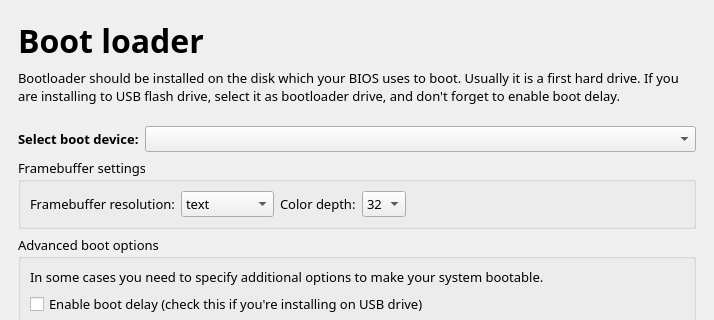
Before: the Qt Designer form guiinstaller/guisetup/mainwindow.ui in aix27249/mpkg, drawn with Qt 5; both pictures show x 0 to 714 and y 0 to 320 of the 714 by 580 pixel window.
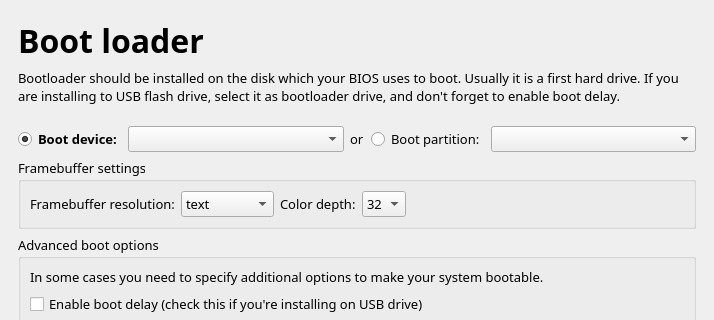
After: the same form once the commit is applied. The open tabs and pages were chosen to show the change. Icons and pictures are not drawn.

```diff
--- a/guiinstaller/guisetup/mainwindow.ui
+++ b/guiinstaller/guisetup/mainwindow.ui
@@ -2012,27 +2012,73 @@
          </spacer>
         </item>
         <item>
-         <layout class="QHBoxLayout" name="horizontalLayout">
+         <layout class="QHBoxLayout" name="horizontalLayout_31">
+          <item>
+           <layout class="QHBoxLayout" name="horizontalLayout">
+            <item>
+             <widget class="QRadioButton" name="bootDeviceRadioButton">
+              <property name="font">
+               <font>
+                <weight>75</weight>
+                <bold>true</bold>
+               </font>
+              </property>
+              <property name="text">
+               <string>Boot device:</string>
+              </property>
+              <property name="checked">
+               <bool>true</bool>
+              </property>
+             </widget>
+            </item>
+            <item>
+             <widget class="QComboBox" name="bootLoaderComboBox">
+              <property name="sizePolicy">
+               <sizepolicy hsizetype="Expanding" vsizetype="Fixed">
+                <horstretch>0</horstretch>
+                <verstretch>0</verstretch>
+               </sizepolicy>
+              </property>
+             </widget>
+            </item>
+           </layout>
+          </item>
           <item>
            <widget class="QLabel" name="label_24">
             <property name="text">
-             <string>&lt;!DOCTYPE HTML PUBLIC &quot;-//W3C//DTD HTML 4.0//EN&quot; &quot;http://www.w3.org/TR/REC-html40/strict.dtd&quot;&gt;
-&lt;html&gt;&lt;head&gt;&lt;meta name=&quot;qrichtext&quot; content=&quot;1&quot; /&gt;&lt;style type=&quot;text/css&quot;&gt;
-p, li { white-space: pre-wrap; }
-&lt;/style&gt;&lt;/head&gt;&lt;body style=&quot; font-family:'Droid Sans'; font-size:10pt; font-weight:400; font-style:normal;&quot;&gt;
-&lt;p style=&quot; margin-top:0px; margin-bottom:0px; margin-left:0px; margin-right:0px; -qt-block-indent:0; text-indent:0px;&quot;&gt;&lt;span style=&quot; font-weight:600;&quot;&gt;Select boot device:&lt;/span&gt;&lt;/p&gt;&lt;/body&gt;&lt;/html&gt;</string>
+             <string>or</string>
             </property>
            </widget>
           </item>
           <item>
-           <widget class="QComboBox" name="bootLoaderComboBox">
-            <property name="sizePolicy">
-             <sizepolicy hsizetype="Expanding" vsizetype="Fixed">
-              <horstretch>0</horstretch>
-              <verstretch>0</verstretch>
-             </sizepolicy>
-            </property>
-           </widget>
+           <layout class="QHBoxLayout" name="horizontalLayout_28">
+            <item>
+             <widget class="QRadioButton" name="bootPartitionRadioButton">
+              <property name="font">
+               <font>
+                <weight>50</weight>
+                <bold>false</bold>
+               </font>
+              </property>
+              <property name="text">
+               <string>Boot partition:</string>
+              </property>
+              <property name="checked">
+               <bool>false</bool>
+              </property>
+             </widget>
+            </item>
+            <item>
+             <widget class="QComboBox" name="bootPartitionComboBox">
+              <property name="sizePolicy">
+               <sizepolicy hsizetype="Expanding" vsizetype="Fixed">
+                <horstretch>0</horstretch>
+                <verstretch>0</verstretch>
+               </sizepolicy>
+              </property>
+             </widget>
+            </item>
+           </layout>
           </item>
          </layout>
         </item>
```
Left out of the diff: 53 changed lines with no effect on the pictures.
